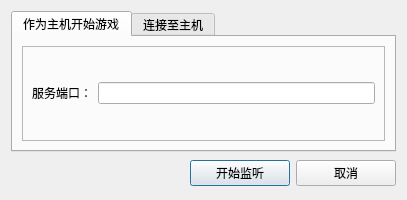
Old version of the form Gobang/ServerDialog.ui in the repository IPCHIFUNG/Gobang.
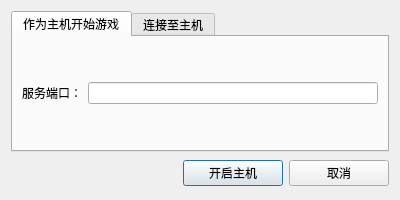
New version of the form. The open tabs and pages were chosen to show the change.

```diff
--- a/Gobang/ServerDialog.ui
+++ b/Gobang/ServerDialog.ui
@@ -6,7 +6,7 @@
    <rect>
     <x>0</x>
     <y>0</y>
-    <width>407</width>
+    <width>400</width>
     <height>200</height>
    </rect>
   </property>
@@ -31,16 +31,7 @@
       </attribute>
       <layout class="QVBoxLayout" name="verticalLayout">
        <item>
-        <widget class="QFrame" name="frame">
-         <property name="frameShape">
-          <enum>QFrame::StyledPanel</enum>
-         </property>
-         <property name="frameShadow">
-          <enum>QFrame::Raised</enum>
-         </property>
-         <layout class="QVBoxLayout" name="verticalLayout_3">
-          <item>
-           <layout class="QHBoxLayout" name="horizontalLayout_3">
+        <layout class="QHBoxLayout" name="hl_server_port">
             <item>
              <widget class="QLabel" name="lbl_server_port">
               <property name="text">
@@ -55,9 +46,6 @@
           </item>
          </layout>
         </widget>
-       </item>
-      </layout>
-     </widget>
      <widget class="QWidget" name="tab_client">
       <attribute name="title">
        <string>连接至主机</string>
@@ -164,7 +152,7 @@
         </size>
        </property>
        <property name="text">
-        <string>开始监听</string>
+        <string>开启主机</string>
        </property>
       </widget>
      </item>
```
Left out of the diff: 16 changed lines with no effect on the pictures. Lines whose indentation alone changed are shown as unchanged.
